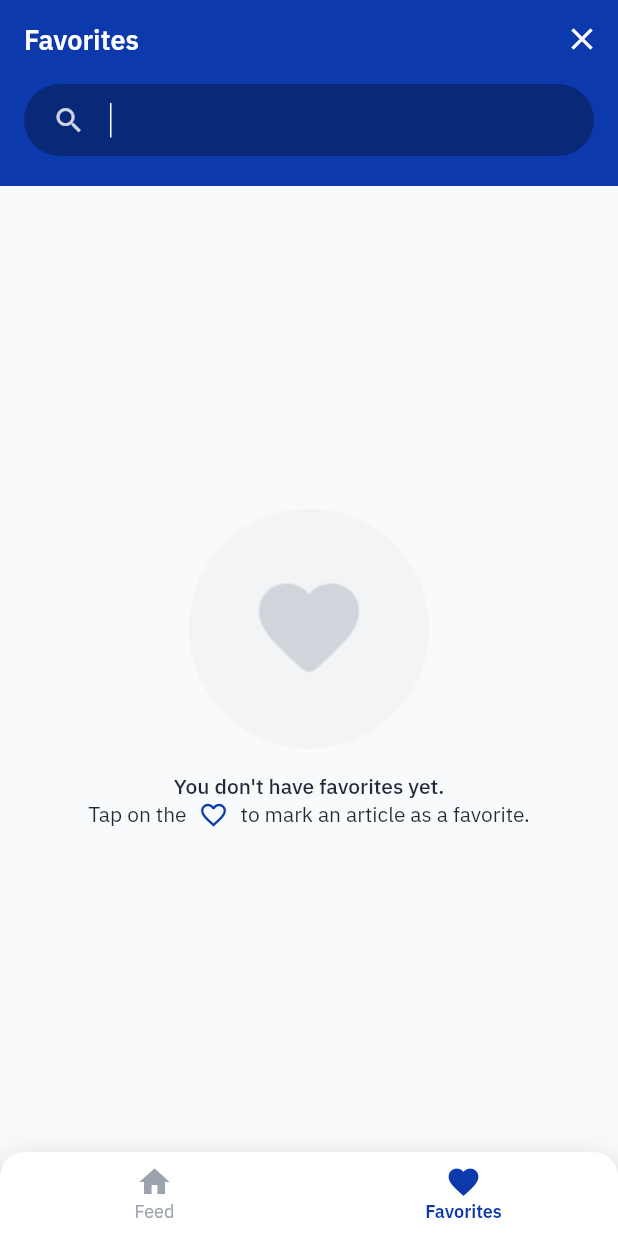
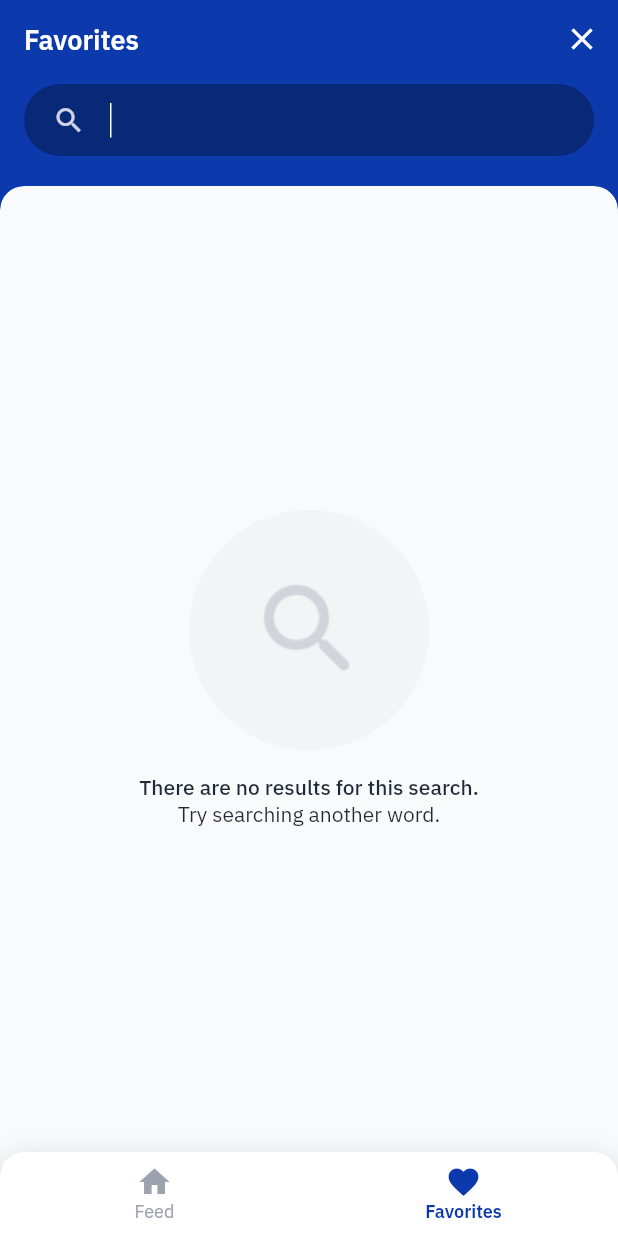
Before and after one commit to fabiancrx/spaceflight_news, a Flutter app: the screen it shows after launch, item 2 of the bottom bar chosen, after a tap on the "search" icon, on a phone screen of 412 x 824 dp. Run offline on Flutter 3.47's test engine with Material 2 defaults, Android fonts, the phone set to English and light mode, and no system bars; our stand-ins replace dio, flutter_hooks, flutter_riverpod, google_fonts, hooks_riverpod, shared_preferences; generated files the repository leaves out were written again; network calls fail.

Commit message:
Add search functionality

```diff
--- a/lib/main.dart
+++ b/lib/main.dart
@@ -1,6 +1,7 @@
 import 'package:flutter/material.dart';
 import 'package:flutter_gen/gen_l10n/app_localizations.dart';
 import 'package:flutter_riverpod/flutter_riverpod.dart';
+import 'package:hooks_riverpod/hooks_riverpod.dart';
 import 'package:shared_preferences/shared_preferences.dart';
 import 'package:spaceflight_news/src/common/api/spaceflight_api.dart';
 import 'package:spaceflight_news/src/common/extensions.dart';
@@ -8,6 +9,7 @@ import 'package:spaceflight_news/src/common/theme.dart';
 import 'package:spaceflight_news/src/environment.dart';
 import 'package:spaceflight_news/src/news/favorites_service.dart';
 import 'package:spaceflight_news/src/news/feed_page.dart';
+import 'package:spaceflight_news/src/news/new.dart';
 import 'package:spaceflight_news/src/news/viewmodel/feed_viewmodel.dart';
 
 /// How to override
@@ -32,7 +34,6 @@ var theme = Provider((_) => AppTheme(isDark: false));
 void main() async {
   WidgetsFlutterBinding.ensureInitialized();
 
-
   var _sharedPreferences = await SharedPreferences.getInstance();
 
   runApp(ProviderScope(
--- a/lib/src/common/widget/no_data.dart
+++ b/lib/src/common/widget/no_data.dart
@@ -1,5 +1,6 @@
 import 'package:flutter/material.dart';
 import 'package:spaceflight_news/src/common/theme.dart';
+import 'package:spaceflight_news/src/news/feed_page.dart';
 
 /// A widget that displays an icon and text to communicate to the user a message
 /// If the [isLoading] boolean is true a [LinearProgressIndicator] is shown.
@@ -50,6 +51,7 @@ class NoData extends StatelessWidget {
               ),
             ),
           ),
+
         Column(
           mainAxisAlignment: MainAxisAlignment.center,
           crossAxisAlignment: CrossAxisAlignment.center,
--- a/lib/src/news/feed_page.dart
+++ b/lib/src/news/feed_page.dart
@@ -1,7 +1,9 @@
 import 'package:flutter/foundation.dart';
 import 'package:flutter/material.dart';
 import 'package:flutter/services.dart';
+import 'package:flutter_hooks/flutter_hooks.dart';
 import 'package:flutter_riverpod/flutter_riverpod.dart';
+import 'package:hooks_riverpod/hooks_riverpod.dart';
 import 'package:spaceflight_news/main.dart';
 import 'package:spaceflight_news/resources/resources.dart';
 import 'package:spaceflight_news/src/common/extensions.dart';
@@ -12,16 +14,33 @@ import 'package:spaceflight_news/src/news/viewmodel/feed_viewmodel.dart';
 import 'package:spaceflight_news/src/news/widget/search.dart';
 
 import 'news_card.dart';
-import 'package:flutter_hooks/flutter_hooks.dart';
 
 /// A provider that exposes the current bottomBar
 final _currentBottomBarTabProvider = ChangeNotifierProvider((ref) => BottomBar());
+
+/// A provider that exposes the SearchBar state
+final searchBarProvider = ChangeNotifierProvider((ref) => SearchBarState());
 
 /// The future that the [FeedPage] will await to display tne [List<New>]
 final newsListProvider = FutureProvider<List<New>?>((ref) {
   final tab = ref.watch(_currentBottomBarTabProvider);
 
+  final search = ref.watch(searchBarProvider);
   final _feedViewModel = ref.read(feedViewModel);
+
+  if (search.isActive) {
+    if (search.searchTerm != null) {
+      switch (tab.state) {
+        case BottomBarItem.feed:
+          return _feedViewModel.search(search.searchTerm!);
+        case BottomBarItem.favorites:
+          return _feedViewModel.getFavoriteNews();
+      }
+    } else {
+      return Future.value([]);
+    }
+  }
+
   switch (tab.state) {
     case BottomBarItem.feed:
       return _feedViewModel.getNews();
@@ -30,10 +49,33 @@ final newsListProvider = FutureProvider<List<New>?>((ref) {
   }
 });
 
+final searchListProvider = FutureProvider<List<New>?>((ref) {
+  final tab = ref.watch(_currentBottomBarTabProvider);
+  final search = ref.watch(searchBarProvider);
+
+  final _feedViewModel = ref.read(feedViewModel);
+  if (search.isActive && search.searchTerm != null) {
+    switch (tab.state) {
+      case BottomBarItem.feed:
+        return _feedViewModel.search(search.searchTerm!);
+      case BottomBarItem.favorites:
+        return _feedViewModel.getFavoriteNews();
+    }
+  } else {
+    return Future.value([]);
+  }
+});
+
 /// A provider for the widget that will be shown when the [FeedPage] has no data.
 /// The [isLoading] property corresponds to the [NoData] widget.
 final _noDataWidgetProvider = Provider.family<Widget, bool>((ref, isLoading) {
   var tab = ref.watch(_currentBottomBarTabProvider);
+  final search = ref.watch(searchBarProvider);
+
+  if (search.isActive) {
+    return NoSearchResults();
+  }
+
   switch (tab.state) {
     case BottomBarItem.feed:
       return NoNews(isLoading: isLoading);
@@ -42,28 +84,16 @@ final _noDataWidgetProvider = Provider.family<Widget, bool>((ref, isLoading) {
   }
 });
 
-/// A provider that exposes the current bottomBar
-_searchActiveProvider() => UnimplementedError();
-
-class NewsFeed extends StatefulWidget {
+class NewsFeed extends HookWidget {
   const NewsFeed({Key? key}) : super(key: key);
 
   @override
-  _NewsFeedState createState() => _NewsFeedState();
-}
+  Widget build(BuildContext context) {
+    var bottomBar = useProvider(_currentBottomBarTabProvider);
+    var _feedViewModel = useProvider(feedViewModel);
 
-class _NewsFeedState extends State<NewsFeed> {
-  bool isSearching = false;
-  double appBarHeight = 64;
-
-
-  @override
-  Widget build(BuildContext context) {
-    appBarHeight = 64 + (isSearching ? 60 : 0);
-    return Consumer(
-      builder: (context, watch, child) {
-        var bottomBar = watch(_currentBottomBarTabProvider);
-        var _feedViewModel = watch(feedViewModel);
+    var search = useProvider(searchBarProvider);
+    double appBarHeight = 64 + (search.isActive ? 60 : 0);
 
     late String title;
     late String subTitle;
@@ -78,12 +108,10 @@ class _NewsFeedState extends State<NewsFeed> {
         subTitle = context.l10n.favoriteArticles;
         break;
     }
-        final PreferredSizeWidget? bottomAppBarWidget = isSearching
-            ? PreferredSize(
-                preferredSize: Size.fromHeight(40),
-                child: SearchBar(),
-              )
-            : null;
+
+    final PreferredSizeWidget? bottomAppBarWidget =
+        search.isActive ? PreferredSize(preferredSize: Size.fromHeight(40), child: SearchBar()) : null;
+
     return Scaffold(
         backgroundColor: Theme.of(context).backgroundColor,
         appBar: PreferredSize(
@@ -98,33 +126,46 @@ class _NewsFeedState extends State<NewsFeed> {
                   statusBarColor: Theme.of(context).backgroundColor,
                   statusBarIconBrightness: Theme.of(context).brightness.invert()),
               actions: [
-                    IconButton(
-                      icon: Icon(isSearching ? Icons.clear : Icons.search, size: 24),
-                      onPressed: () {
-                        setState(() {
-                          isSearching = !isSearching;
-                        });
-                      },
-                    )
+                IconButton(icon: Icon(search.isActive ? Icons.clear : Icons.search, size: 24), onPressed: search.toggle)
               ],
               bottom: bottomAppBarWidget,
             )),
         bottomNavigationBar: BottomNavBar(),
         body: Container(
+          color: Theme.of(context).primaryColor,
+          child: ClipRRect(
+            borderRadius: BorderRadius.only(
+              topLeft: Radius.circular(16),
+              topRight: Radius.circular(16),
+            ),
+            child: Container(
                 decoration: BoxDecoration(
                   color: Theme.of(context).backgroundColor,
                   borderRadius: const BorderRadius.only(topRight: Radius.circular(16), topLeft: Radius.circular(16)),
                 ),
-                child: watch(newsListProvider).map<Widget>(
-                    data: (data) {
-                      final news = data.value;
-                      if (news == null || news.isEmpty) {
-                        return watch(_noDataWidgetProvider(false));
+                child: useProvider(newsListProvider).map<Widget>(
+                    data: (data) => _newsList(data.value, subTitle),
+                    loading: (_) => useProvider(_noDataWidgetProvider(true)),
+                    error: (error) => Center(
+                          child: Text(error.toString()),
+                        ))),
+          ),
+        ));
   }
 
+  _newsList(List<New>? news, String subtitle) {
+    if (news == null || news.isEmpty) {
+      return useProvider(_noDataWidgetProvider(false));
+    }
     return Column(
       children: [
-                          FeedHeader(text: subTitle),
+        Align(
+          alignment: AlignmentDirectional.centerStart,
+          child: Padding(
+            padding: const EdgeInsets.only(bottom: 24, left: 18, top: 20),
+            child: Text(subtitle, style: TextStyles.h2),
+          ),
+        ),
         Expanded(
           child: Padding(
             padding: const EdgeInsets.symmetric(horizontal: 16),
@@ -140,13 +181,6 @@ class _NewsFeedState extends State<NewsFeed> {
           ),
         )
       ],
-                      );
-                    },
-                    loading: (_) => watch(_noDataWidgetProvider(true)),
-                    error: (error) => Center(
-                          child: Text(error.toString()),
-                        ))));
-      },
     );
   }
 }
@@ -192,32 +226,6 @@ class BottomNavBar extends ConsumerWidget {
   }
 }
 
-class FeedHeader extends StatelessWidget {
-  final String text;
-
-  const FeedHeader({Key? key, required this.text}) : super(key: key);
-
-  @override
-  Widget build(BuildContext context) {
-    return Column(
-      crossAxisAlignment: CrossAxisAlignment.start,
-      mainAxisSize: MainAxisSize.min,
-      children: [
-        Container(
-            height: 20,
-            decoration: BoxDecoration(color: Theme.of(context).primaryColor),
-            foregroundDecoration: BoxDecoration(
-                color: Theme.of(context).cardColor,
-                borderRadius: const BorderRadius.only(topLeft: Radius.circular(16), topRight: Radius.circular(16)))),
-        Padding(
-          padding: const EdgeInsets.only(bottom: 24, left: 16),
-          child: Text(text, style: TextStyles.h2),
-        )
-      ],
-    );
-  }
-}
-
 class NoNews extends StatelessWidget {
   final bool isLoading;
 
@@ -226,6 +234,25 @@ class NoNews extends StatelessWidget {
   @override
   Widget build(BuildContext context) {
     return NoData(isLoading: isLoading, image: AssetImage(AssetIcon.notFoundNew), text: context.l10n.noNewsYet);
+  }
+}
+
+class NoSearchResults extends StatelessWidget {
+  final bool isLoading;
+
+  const NoSearchResults({Key? key, this.isLoading = false}) : super(key: key);
+
+  @override
+  Widget build(BuildContext context) {
+    return NoData(
+      image: AssetImage(AssetIcon.notFoundSearch),
+      isLoading: isLoading,
+      text: context.l10n.searchNoResults,
+      child: Text(
+        context.l10n.searchAnotherWord,
+        style: TextStyles.body2.copyWith(color: OnePlaceColor.gray800),
+      ),
+    );
   }
 }
 
--- a/lib/src/news/news_card.dart
+++ b/lib/src/news/news_card.dart
@@ -93,7 +93,7 @@ class DateRow extends StatelessWidget {
         ),
         InkWell(
           onTap: () {
-            context.read(feedViewModel).toggleFavorite(news);
+            context.read(feedViewModel.notifier).toggleFavorite(news);
           },
           child: favorite,
         ),
--- a/lib/src/news/viewmodel/feed_viewmodel.dart
+++ b/lib/src/news/viewmodel/feed_viewmodel.dart
@@ -41,13 +41,25 @@ class FeedViewModel extends ChangeNotifier {
   ///the retrieved news that are favorite are marked as such making it's `isFavorite` attribute `true`
   Future<List<New>?> getNews() async {
     var articles = await spaceflightApi.articles();
-    if (articles != null && articles.isNotEmpty) {
+
+    return markFavorites(articles);
+  }
+
+  Future<List<New>?> search(String term) async {
+    var articles = await spaceflightApi.search(term);
+
+    return markFavorites(articles);
+  }
+
+  List<New>? markFavorites(List<New>? rawNews) {
+    if (rawNews != null && rawNews.isNotEmpty) {
       var favorites = this.favoritesService.favorites;
-      for (var article in articles) {
+      for (var article in rawNews) {
         _isNewFavorite(favorites, article);
       }
     }
-    return articles;
+
+    return rawNews;
   }
 
   New _isNewFavorite(List<String> favoritesId, New news) {
@@ -77,3 +89,27 @@ class BottomBar extends ChangeNotifier {
     }
   }
 }
+
+class SearchBarState extends ChangeNotifier {
+  bool _isActive;
+  String? _searchTerm;
+
+  SearchBarState({String? searchTerm, bool isActive = false})
+      : _searchTerm = searchTerm,
+        _isActive = isActive;
+
+  bool get isActive => _isActive;
+
+  String? get searchTerm => _searchTerm;
+
+  set searchTerm(String? term) {
+    _searchTerm = term;
+    notifyListeners();
+  }
+
+  void toggle() {
+    _isActive = !_isActive;
+    print('SearchBar active is $_isActive');
+    notifyListeners();
+  }
+}
--- a/lib/src/news/widget/search.dart
+++ b/lib/src/news/widget/search.dart
@@ -3,9 +3,11 @@ import 'dart:async';
 import 'package:flutter/material.dart';
 import 'package:flutter_hooks/flutter_hooks.dart';
 import 'package:spaceflight_news/src/common/theme.dart';
+import 'package:flutter_riverpod/flutter_riverpod.dart';
+import 'package:spaceflight_news/src/news/feed_page.dart';
 
 /// Listens to textEditingController, but debounce updates to avoid triggering too many HTTP requests.
-String _useDecouncedSearch(TextEditingController textEditingController, [int milliseconds = 200]) {
+String useDebouncedSearch(TextEditingController textEditingController, [int milliseconds = 200]) {
   assert(milliseconds > 0);
   final search = useState(textEditingController.text);
   useEffect(() {
@@ -29,11 +31,13 @@ String _useDecouncedSearch(TextEditingController textEditingController, [int mil
 }
 
 class SearchBar extends HookWidget {
-  const SearchBar({Key? key}) : super(key: key);
+  final TextEditingController? controller;
+
+  const SearchBar({this.controller, Key? key}) : super(key: key);
 
   @override
   Widget build(BuildContext context) {
-    final textEditingController = useTextEditingController();
+    final textEditingController = controller ?? useTextEditingController();
     final focusNode = useFocusNode();
     return Container(
         margin: EdgeInsets.only(left: 16, right: 16, bottom: 20, top: 4),
@@ -46,6 +50,7 @@ class SearchBar extends HookWidget {
           focusNode: focusNode,
           onSubmitted: (value) {
             focusNode.unfocus();
+            context.read(searchBarProvider).searchTerm = textEditingController.text;
           },
           cursorColor: Colors.white,
           cursorHeight: 23,
```
Also changed, not shown: lib/src/news/favorites_service.dart (+20 -2 lines). Lines whose indentation alone changed are shown as unchanged.
